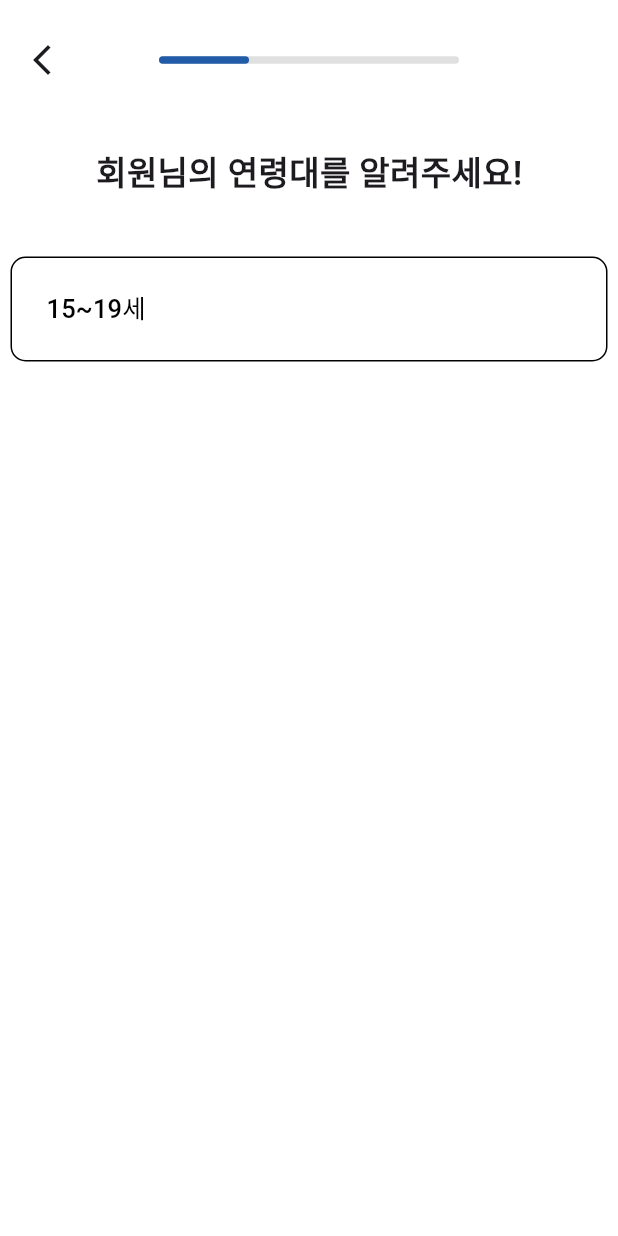
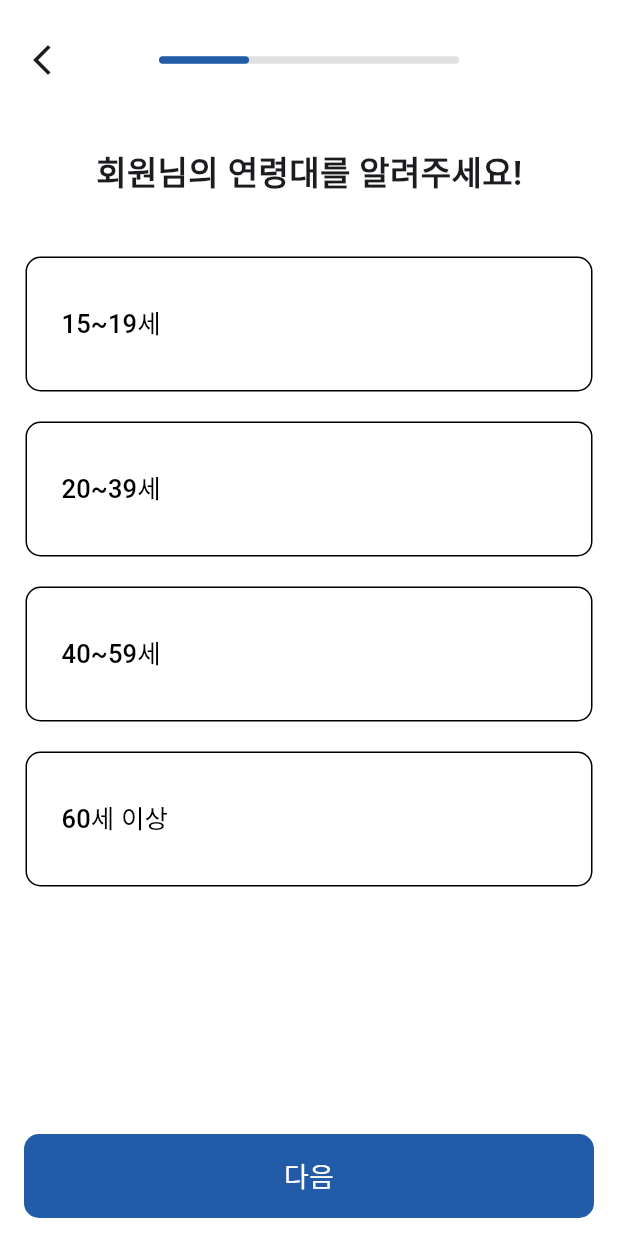
Before and after one commit to misochallenge-ProPick/MISOCHALLENGE2025_ProPick, a Flutter app: the screen it shows after launch, on a phone screen of 412 x 824 dp. Run offline on Flutter 3.47's test engine with Material 3 defaults, Android fonts, the phone set to English and light mode, and no system bars.

Commit message:
fix: 나이, 유형 입력 페이지 구현

```diff
--- a/lib/main.dart
+++ b/lib/main.dart
@@ -1,18 +1,24 @@
 import 'package:flutter/material.dart';
 import 'package:propick/page/inputAge_page.dart';
+import 'package:propick/page/inputType_page.dart';
 
 void main() {
   runApp(const MyWidget());
 }
 
-class MyWidget extends StatelessWidget {
+class MyWidget extends StatefulWidget {
   const MyWidget({super.key});
 
+  @override
+  State<MyWidget> createState() => _MyWidgetState();
+}
+
+class _MyWidgetState extends State<MyWidget> {
   @override
   Widget build(BuildContext context) {
     return MaterialApp(
       debugShowCheckedModeBanner: false,
-      home: UserinputPage(),
+      home: InputAgePage(),
     );
   }
 }
--- a/lib/page/inputAge_page.dart
+++ b/lib/page/inputAge_page.dart
@@ -1,7 +1,8 @@
 import 'package:flutter/material.dart';
+import 'package:propick/page/inputType_page.dart';
 
-class UserinputPage extends StatelessWidget {
-  const UserinputPage({super.key});
+class InputAgePage extends StatelessWidget {
+  const InputAgePage({super.key});
 
   @override
   Widget build(BuildContext context) {
@@ -40,33 +41,68 @@ class UserinputPage extends StatelessWidget {
               ),
             ),
             SizedBox(height: 40),
-            ElevatedButton(
-              style: ElevatedButton.styleFrom(
-                backgroundColor: Colors.white,
-                elevation: 0,
-                side: BorderSide(width: 1),
-                minimumSize: Size(350, 70),
-                shape: RoundedRectangleBorder(
-                  borderRadius: BorderRadius.circular(10),
-                )
+            AgeButton(ageText: "15~19세"),
+            SizedBox(height: 20),
+            AgeButton(ageText: "20~39세"),
+            SizedBox(height: 20),
+            AgeButton(ageText: "40~59세"),
+            SizedBox(height: 20),
+            AgeButton(ageText: "60세 이상"),
+          ],
+        ),
+
+        bottomNavigationBar: BottomAppBar(
+          color: Colors.white,
+          child: TextButton(
+            style: TextButton.styleFrom(
+              shape: RoundedRectangleBorder(
+                borderRadius: BorderRadius.circular(10),
               ),
-              onPressed: () {},
-              child: SizedBox(
-                width: 350,
-                child: Align(
-                  alignment: Alignment.centerLeft,
-                  child: Text("15~19세",
-                    style: TextStyle(
-                      color: Colors.black,
-                      fontSize: 17,
-                    ),
-                  ),
-                ),
-              )
+              backgroundColor: Color.fromARGB(255, 34, 92, 168),
             ),
-          ],
+            onPressed: () {
+              Navigator.push(
+                context,
+                MaterialPageRoute(builder: (context) => const InputTypePage()),
+              );
+            },
+            child: Text(
+              "다음",
+              style: TextStyle(fontSize: 18, color: Colors.white),
+            ),
+          ),
         ),
       ),
     );
   }
 }
+
+// ignore: must_be_immutable
+class AgeButton extends StatelessWidget {
+  String ageText;
+  AgeButton({super.key, required this.ageText});
+
+  @override
+  Widget build(BuildContext context) {
+    return ElevatedButton(
+      style: ElevatedButton.styleFrom(
+        backgroundColor: Colors.white,
+        elevation: 0,
+        side: BorderSide(width: 1),
+        minimumSize: Size(350, 90),
+        shape: RoundedRectangleBorder(borderRadius: BorderRadius.circular(10)),
+      ),
+      onPressed: () {},
+      child: SizedBox(
+        width: 330,
+        child: Align(
+          alignment: Alignment.centerLeft,
+          child: Text(
+            ageText,
+            style: TextStyle(color: Colors.black, fontSize: 17),
+          ),
+        ),
+      ),
+    );
+  }
+}
```
Also changed, not shown: lib/page/inputType_page.dart (+161 -0 lines).
